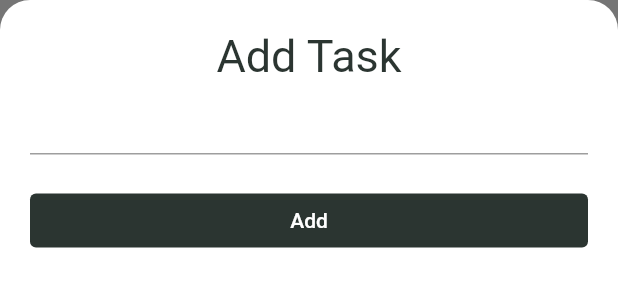
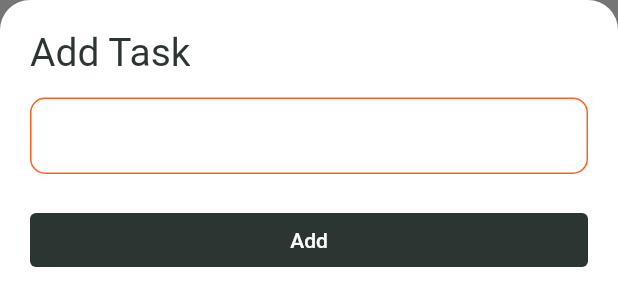
Before and after one commit to ekokratos/todo-list, a Flutter app: the AddTaskScreen widget shown alone on an empty page, opened directly, on a phone screen of 412 x 824 dp. Shown: the top 306 px of the screen. Run offline on Flutter 3.47's test engine with Material 2 defaults, Android fonts, the phone set to English and light mode, and no system bars; our stand-ins replace bot_toast.

Commit message:
Updated UI

```diff
--- a/lib/screens/add_task_screen.dart
+++ b/lib/screens/add_task_screen.dart
@@ -23,17 +23,32 @@ class AddTaskScreen extends StatelessWidget {
         child: Column(
           crossAxisAlignment: CrossAxisAlignment.stretch,
           children: <Widget>[
-            Text(
+            Align(
+              alignment: Alignment.centerLeft,
+              child: Text(
                 'Add Task',
                 textAlign: TextAlign.center,
                 style: TextStyle(
                     color: kPrimaryColor,
-                  fontSize: 30,
+                    fontSize: 26,
                     fontWeight: FontWeight.w400),
               ),
+            ),
+            SizedBox(height: 15),
             TextField(
               autofocus: false,
               textAlign: TextAlign.center,
+              decoration: InputDecoration(
+                isDense: true,
+                focusedBorder: OutlineInputBorder(
+                  borderRadius: BorderRadius.circular(10),
+                  borderSide: BorderSide(color: kSecondaryColor, width: 1.2),
+                ),
+                enabledBorder: OutlineInputBorder(
+                  borderRadius: BorderRadius.circular(10),
+                  borderSide: BorderSide(color: kSecondaryColor, width: 1.0),
+                ),
+              ),
               onChanged: (newText) {
                 newTaskTitle = newText;
               },
@@ -47,10 +62,13 @@ class AddTaskScreen extends StatelessWidget {
                     (states) => kPrimaryColor),
               ),
               onPressed: () {
+                if (newTaskTitle.isNotEmpty) {
                   Provider.of<TaskData>(context, listen: false)
                       .addTask(newTaskTitle);
                   BotToast.showText(text: "Item added");
                   Navigator.pop(context);
+                } else
+                  BotToast.showText(text: "Enter text");
               },
               child: Text(
                 'Add',
--- a/lib/widgets/task_tile.dart
+++ b/lib/widgets/task_tile.dart
@@ -12,11 +12,13 @@ class TaskTile extends StatelessWidget {
       this.taskTitle,
       this.checkboxCallback,
       this.taskCallback});
+
   @override
   Widget build(BuildContext context) {
     return GestureDetector(
       onLongPress: taskCallback,
       child: ListTile(
+        visualDensity: VisualDensity.compact,
         title: Text(
           taskTitle,
           style: TextStyle(
@@ -25,7 +27,8 @@ class TaskTile extends StatelessWidget {
         trailing: Checkbox(
             value: isChecked,
             activeColor: kPrimaryColor,
-              onChanged: checkboxCallback)),
+            onChanged: checkboxCallback),
+      ),
     );
   }
 }
--- a/pubspec.yaml
+++ b/pubspec.yaml
@@ -4,7 +4,7 @@ description: A new Flutter application.
 version: 1.0.0+1
 
 environment:
-  sdk: ">=2.1.0 <3.0.0"
+  sdk: ">=2.3.0 <3.0.0"
 
 dependencies:
   flutter:
```
Also changed, not shown: lib/widgets/tasks_list.dart (+14 -1 lines). Lines whose indentation alone changed are shown as unchanged.
